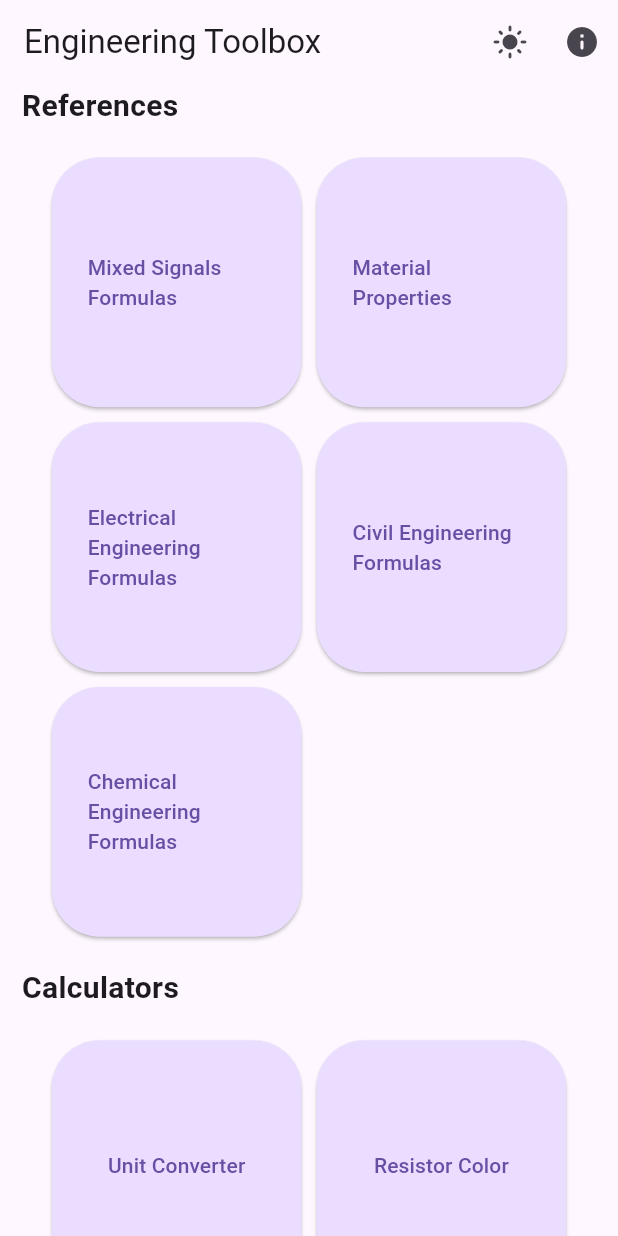
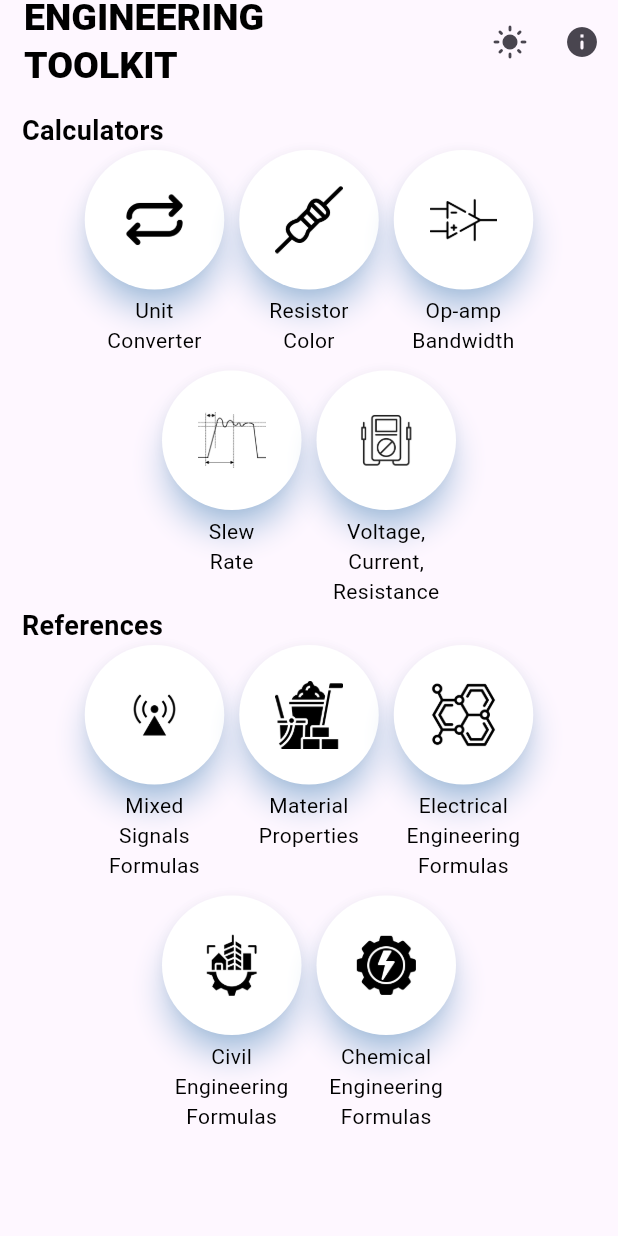
Before and after one commit to DevMortimer/engineering_toolkit, a Flutter app: the screen it shows after launch, on a phone screen of 412 x 824 dp. Run offline on Flutter 3.47's test engine with Material 3 defaults, Android fonts, the light colour scheme and no system bars; our stand-ins replace adaptive_theme, google_fonts; missing offline and left inert: table_sticky_headers, units_converter; Roboto replaces fonts that are missing (Andika, Arimo).

Commit message:
💠 more on frontend

```diff
--- a/lib/components/menubutton.dart
+++ b/lib/components/menubutton.dart
@@ -4,23 +4,47 @@ class MenuButton extends StatelessWidget {
   MenuButton({
     super.key,
     required this.child,
+    required this.label,
     required this.onPressed,
   });
 
   Widget child;
+  String label;
   void Function()? onPressed;
 
   @override
   Widget build(BuildContext context) {
-    return ElevatedButton(
-      style: ElevatedButton.styleFrom(
-        shape: RoundedRectangleBorder(
-          borderRadius: BorderRadius.circular(32),
+    var w = (MediaQuery.of(context).size.width - 10 * 4) / 4;
+
+    return Column(
+      children: [
+        SizedBox(
+          width: w,
+          height: w,
+          child: ElevatedButton(
+            style: ElevatedButton.styleFrom(
+              shape: const CircleBorder(),
+              backgroundColor: const Color(0xFFFFFFFF),
+              elevation: 8,
+              shadowColor: Theme.of(context).brightness == Brightness.light
+                  ? Colors.blue.withAlpha(150)
+                  : Colors.blueGrey.withAlpha(150),
+            ),
+            onPressed: onPressed,
+            child: child,
+          ),
         ),
-        backgroundColor: Theme.of(context).colorScheme.primaryContainer,
-      ),
-      onPressed: onPressed,
-      child: child,
+        const SizedBox(height: 4),
+        Text(
+          label,
+          style: TextStyle(
+            color: Theme.of(context).brightness != Brightness.dark
+                ? const Color(0xFF000000)
+                : const Color(0xFFFFFFFF),
+          ),
+          textAlign: TextAlign.center,
+        ),
+      ],
     );
   }
 }
--- a/lib/homepage.dart
+++ b/lib/homepage.dart
@@ -1,11 +1,12 @@
 import 'package:adaptive_theme/adaptive_theme.dart';
-import 'package:engineering_toolbox/calculators/bandwidthPage.dart';
-import 'package:engineering_toolbox/calculators/resistorPage.dart';
-import 'package:engineering_toolbox/calculators/slewRatePage.dart';
-import 'package:engineering_toolbox/calculators/unitConverterPage.dart';
-import 'package:engineering_toolbox/components/menubutton.dart';
-import 'package:engineering_toolbox/references/materialPropertiesPage.dart';
+import 'package:engineering_toolkit/calculators/bandwidthPage.dart';
+import 'package:engineering_toolkit/calculators/resistorPage.dart';
+import 'package:engineering_toolkit/calculators/slewRatePage.dart';
+import 'package:engineering_toolkit/calculators/unitConverterPage.dart';
+import 'package:engineering_toolkit/components/menubutton.dart';
+import 'package:engineering_toolkit/references/materialPropertiesPage.dart';
 import 'package:flutter/material.dart';
+import 'package:google_fonts/google_fonts.dart';
 
 class HomePage extends StatelessWidget {
   const HomePage({
@@ -16,7 +17,18 @@ class HomePage extends StatelessWidget {
   Widget build(BuildContext context) {
     return Scaffold(
       appBar: AppBar(
-        title: const Text('Engineering Toolbox'),
+        title: Text(
+          'ENGINEERING\nTOOLKIT',
+          style: TextStyle(
+            fontSize: 25,
+            fontWeight: FontWeight.w900,
+            color: Color(
+              Theme.of(context).brightness == Brightness.dark
+                  ? 0xFF40DFAF
+                  : 0xFF000000,
+            ),
+          ),
+        ),
         actions: [
           IconButton(
             icon: Theme.of(context).brightness == Brightness.dark
@@ -39,102 +51,123 @@ class HomePage extends StatelessWidget {
             child: Column(
               crossAxisAlignment: CrossAxisAlignment.start,
               children: [
-                // References
-                const Text(
-                  'References',
-                  style: TextStyle(fontSize: 20, fontWeight: FontWeight.w600),
+                const SizedBox(height: 18),
+
+                // Calculators
+                Text(
+                  'Calculators',
+                  style: GoogleFonts.arimo(
+                    fontSize: 18,
+                    fontWeight: FontWeight.w600,
+                    color: Theme.of(context).brightness == Brightness.dark
+                        ? const Color(0xFFFFFFFF)
+                        : const Color(0xFF000000),
                   ),
-                GridView.count(
-                  shrinkWrap: true,
-                  physics: const NeverScrollableScrollPhysics(),
-                  primary: false,
-                  padding: const EdgeInsets.all(20),
-                  crossAxisSpacing: 10,
-                  mainAxisSpacing: 10,
-                  crossAxisCount: 2,
+                ),
+                Center(
+                  child: Wrap(
+                    runSpacing: 10,
+                    spacing: 10,
+                    alignment: WrapAlignment.center,
                     children: [
                       MenuButton(
-                      child: const Text('Mixed Signals Formulas'),
-                      onPressed: () {},
-                    ),
-                    MenuButton(
-                      child: const Text('Material Properties'),
-                      onPressed: () => Navigator.push(
-                        context,
-                        MaterialPageRoute(
-                          builder: (context) => const MaterialPropertiesPage(),
-                        ),
-                      ),
-                    ),
-                    MenuButton(
-                      child: const Text('Electrical Engineering Formulas'),
-                      onPressed: () {},
-                    ),
-                    MenuButton(
-                      child: const Text('Civil Engineering Formulas'),
-                      onPressed: () {},
-                    ),
-                    MenuButton(
-                      child: const Text('Chemical Engineering Formulas'),
-                      onPressed: () {},
-                    ),
-                  ],
-                ),
-
-                // Calculators
-                const Text(
-                  'Calculators',
-                  style: TextStyle(fontSize: 20, fontWeight: FontWeight.w600),
-                ),
-                GridView.count(
-                  shrinkWrap: true,
-                  physics: const NeverScrollableScrollPhysics(),
-                  primary: false,
-                  padding: const EdgeInsets.all(20),
-                  crossAxisSpacing: 10,
-                  mainAxisSpacing: 10,
-                  crossAxisCount: 2,
-                  children: [
-                    MenuButton(
-                      child: const Text('Unit Converter'),
+                        label: 'Unit\nConverter',
                         onPressed: () => Navigator.of(context).push(
                           MaterialPageRoute(
                             builder: (context) => const UnitConverterPage(),
                           ),
                         ),
+                        child: Image.asset('assets/convert.png'),
                       ),
                       MenuButton(
-                      child: const Text('Resistor Color'),
+                        label: 'Resistor\nColor',
                         onPressed: () => Navigator.push(
                           context,
                           MaterialPageRoute(
                             builder: (context) => const ResistorPage(),
                           ),
                         ),
+                        child: Image.asset('assets/resistor.png'),
                       ),
                       MenuButton(
-                      child: const Text('Op-amp Bandwidth'),
+                        label: 'Op-amp\nBandwidth',
                         onPressed: () => Navigator.push(
                           context,
                           MaterialPageRoute(
                             builder: (context) => const BandwidthPage(),
                           ),
                         ),
+                        child: Image.asset('assets/opamp.png'),
                       ),
                       MenuButton(
-                      child: const Text('Slew Rate'),
+                        label: 'Slew\nRate',
                         onPressed: () => Navigator.push(
                           context,
                           MaterialPageRoute(
                             builder: (context) => const SlewRatePage(),
                           ),
                         ),
+                        child: Image.asset('assets/slew.png'),
                       ),
                       MenuButton(
-                      child: const Text('Voltage, Current, Resistance'),
+                        label: 'Voltage,\nCurrent,\nResistance',
                         onPressed: () {},
+                        child: Image.asset('assets/vcr.png'),
                       ),
                     ],
+                  ),
+                ),
+
+                // References
+                Text(
+                  'References',
+                  style: GoogleFonts.arimo(
+                    fontSize: 18,
+                    fontWeight: FontWeight.w600,
+                    color: Theme.of(context).brightness == Brightness.dark
+                        ? const Color(0xFFFFFFFF)
+                        : const Color(0xFF000000),
+                  ),
+                ),
+                Center(
+                  child: Wrap(
+                    runSpacing: 10,
+                    spacing: 10,
+                    alignment: WrapAlignment.center,
+                    children: [
+                      MenuButton(
+                        label: 'Mixed\nSignals\nFormulas',
+                        onPressed: () {},
+                        child: Image.asset('assets/signal.png'),
+                      ),
+                      MenuButton(
+                        label: 'Material\nProperties',
+                        onPressed: () => Navigator.push(
+                          context,
+                          MaterialPageRoute(
+                            builder: (context) =>
+                                const MaterialPropertiesPage(),
+                          ),
+                        ),
+                        child: Image.asset('assets/material.png'),
+                      ),
+                      MenuButton(
+                        label: 'Electrical\nEngineering\nFormulas',
+                        onPressed: () {},
+                        child: Image.asset('assets/chemical.png'),
+                      ),
+                      MenuButton(
+                        label: 'Civil\nEngineering\nFormulas',
+                        onPressed: () {},
+                        child: Image.asset('assets/civil-engineering.png'),
+                      ),
+                      MenuButton(
+                        label: 'Chemical\nEngineering\nFormulas',
+                        onPressed: () {},
+                        child: Image.asset('assets/electrical.png'),
+                      ),
+                    ],
+                  ),
                 ),
 
                 // Padding at the bottom (for scrolling)
--- a/lib/main.dart
+++ b/lib/main.dart
@@ -1,6 +1,7 @@
 import 'package:adaptive_theme/adaptive_theme.dart';
-import 'package:engineering_toolbox/homepage.dart';
+import 'package:engineering_toolkit/homepage.dart';
 import 'package:flutter/material.dart';
+import 'package:google_fonts/google_fonts.dart';
 
 Future<void> main() async {
   WidgetsFlutterBinding.ensureInitialized();
@@ -28,8 +29,10 @@ class _MyAppState extends State<MyApp> {
   @override
   Widget build(BuildContext context) {
     return AdaptiveTheme(
-      light: ThemeData.light(useMaterial3: true),
-      dark: ThemeData.dark(useMaterial3: true),
+      light: ThemeData.light(useMaterial3: true)
+          .copyWith(textTheme: GoogleFonts.andikaTextTheme()),
+      dark: ThemeData.dark(useMaterial3: true)
+          .copyWith(textTheme: GoogleFonts.andikaTextTheme()),
       initial: widget.savedThemeMode ?? AdaptiveThemeMode.system,
       builder: (theme, darkTheme) => MaterialApp(
         debugShowCheckedModeBanner: false,
--- a/lib/references/materialPropertiesPage.dart
+++ b/lib/references/materialPropertiesPage.dart
@@ -1,4 +1,4 @@
-import 'package:engineering_toolbox/references/materialPropertiesModel.dart';
+import 'package:engineering_toolkit/references/materialPropertiesModel.dart';
 import 'package:flutter/material.dart';
 import 'package:table_sticky_headers/table_sticky_headers.dart';
 
```
Also changed, not shown: pubspec.yaml (+6 -8 lines), assets/chemical.png (added), assets/civil-engineering.png (added), assets/convert.png (added), assets/electrical.png (added), assets/material.png (added), assets/opamp.png (added), assets/resistor.png (added), assets/signal.png (added), assets/slew.png (added), assets/vcr.png (added), pubspec.lock, 44 other files. Lines whose indentation alone changed are shown as unchanged.
